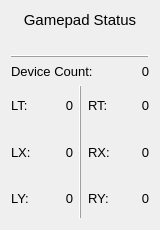
ZzzzzzS/BitbotCopilot, file UI/widget/RTDGamepadStatus.ui: the form before one commit.
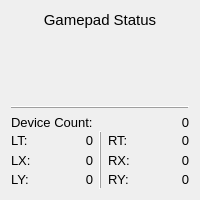
The form after the commit. Icons and pictures are not drawn. Custom widgets are drawn as their Qt base class.

The edit to the form file:
```diff
--- a/UI/widget/RTDGamepadStatus.ui
+++ b/UI/widget/RTDGamepadStatus.ui
@@ -6,8 +6,8 @@
    <rect>
     <x>0</x>
     <y>0</y>
-    <width>160</width>
-    <height>230</height>
+    <width>200</width>
+    <height>200</height>
    </rect>
   </property>
   <property name="windowTitle">
@@ -15,7 +15,7 @@
   </property>
   <layout class="QGridLayout" name="gridLayout">
    <item row="0" column="0">
-    <layout class="QVBoxLayout" name="verticalLayout_5">
+    <layout class="QVBoxLayout" name="verticalLayout_6">
      <item>
       <widget class="ElaText" name="label_status">
        <property name="font">
@@ -32,23 +32,23 @@
       </widget>
      </item>
      <item>
-      <widget class="ElaText" name="label_gamepad">
+      <widget class="CustomImageLabel" name="label_gamepad">
        <property name="sizePolicy">
         <sizepolicy hsizetype="Preferred" vsizetype="Fixed">
          <horstretch>0</horstretch>
-         <verstretch>0</verstretch>
+         <verstretch>65</verstretch>
         </sizepolicy>
        </property>
        <property name="minimumSize">
         <size>
          <width>0</width>
-         <height>0</height>
+         <height>65</height>
         </size>
        </property>
        <property name="maximumSize">
         <size>
          <width>16777215</width>
-         <height>80</height>
+         <height>65</height>
         </size>
        </property>
        <property name="text">
@@ -73,6 +73,11 @@
       </widget>
      </item>
      <item>
+      <layout class="QVBoxLayout" name="verticalLayout_5">
+       <property name="spacing">
+        <number>1</number>
+       </property>
+       <item>
       <layout class="QHBoxLayout" name="horizontalLayout_4">
        <item>
         <widget class="QLabel" name="label_dev_cnt">
@@ -104,11 +109,12 @@
       </layout>
      </item>
      <item>
-      <layout class="QHBoxLayout" name="horizontalLayout_3">
-       <item>
         <layout class="QHBoxLayout" name="horizontalLayout">
          <item>
           <layout class="QVBoxLayout" name="verticalLayout_2">
+           <property name="spacing">
+            <number>0</number>
+           </property>
            <item>
             <widget class="ElaText" name="label_3">
              <property name="sizePolicy">
@@ -167,6 +173,9 @@
          </item>
          <item>
           <layout class="QVBoxLayout" name="verticalLayout">
+           <property name="spacing">
+            <number>0</number>
+           </property>
            <item>
             <widget class="ElaText" name="Label_LT">
              <property name="sizePolicy">
@@ -232,8 +241,6 @@
            </item>
           </layout>
          </item>
-        </layout>
-       </item>
        <item>
         <widget class="Line" name="line_2">
          <property name="frameShadow">
@@ -245,9 +252,10 @@
         </widget>
        </item>
        <item>
-        <layout class="QHBoxLayout" name="horizontalLayout_2">
-         <item>
           <layout class="QVBoxLayout" name="verticalLayout_3">
+           <property name="spacing">
+            <number>0</number>
+           </property>
            <item>
             <widget class="ElaText" name="label_9">
              <property name="sizePolicy">
@@ -306,6 +314,9 @@
          </item>
          <item>
           <layout class="QVBoxLayout" name="verticalLayout_4">
+           <property name="spacing">
+            <number>0</number>
+           </property>
            <item>
             <widget class="ElaText" name="label_RT">
              <property name="sizePolicy">
@@ -392,6 +403,11 @@
    <extends>QLabel</extends>
    <header>ElaText.h</header>
   </customwidget>
+  <customwidget>
+   <class>CustomImageLabel</class>
+   <extends>QLabel</extends>
+   <header>CustomImageLabel.hpp</header>
+  </customwidget>
  </customwidgets>
  <resources>
   <include location="../../Res/UI.qrc"/>
```
Lines whose indentation alone changed are shown as unchanged.
